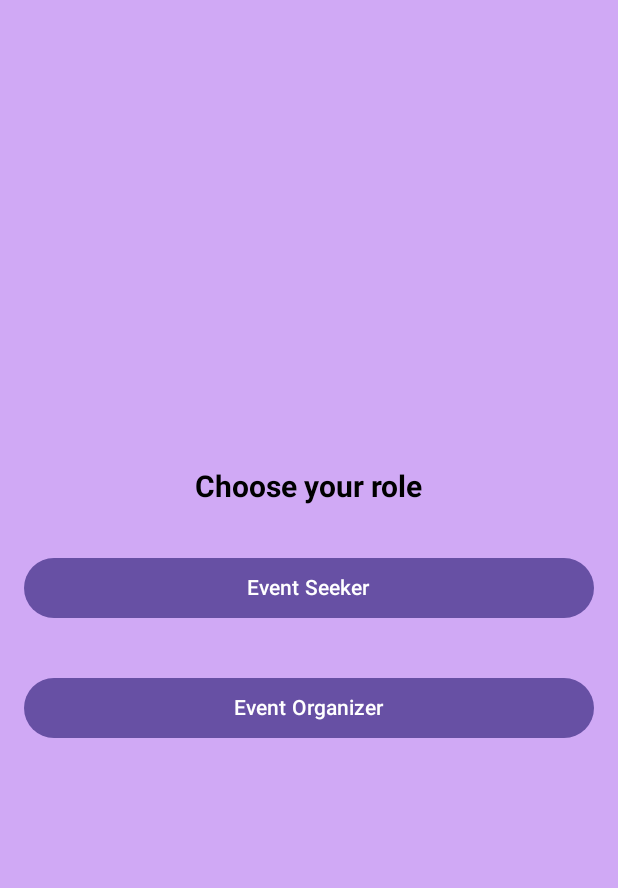
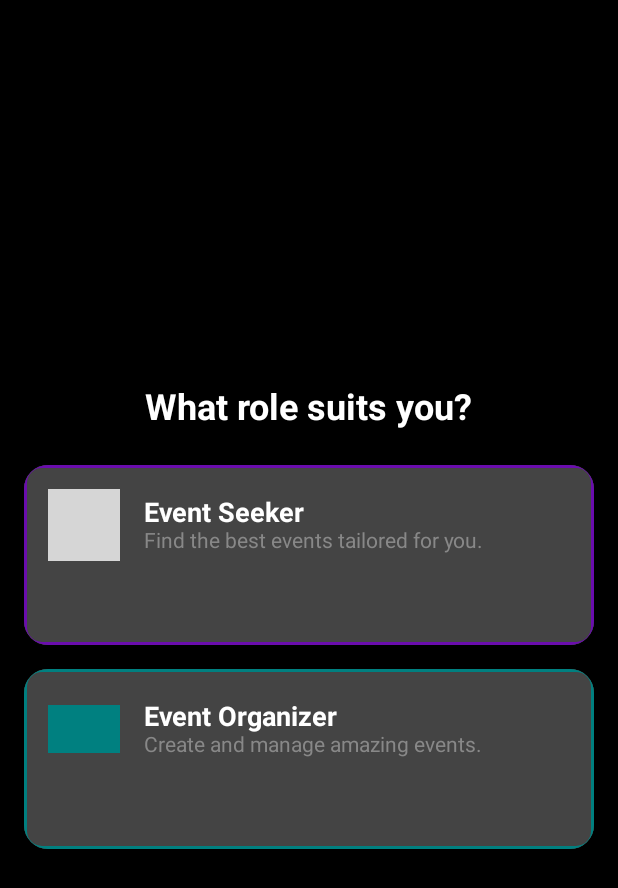
Before and after one commit to Munira12345/MazeConnect_, an Android app built with Jetpack Compose: the @Preview function PreviewEventRoleScreen, on a phone screen of 412 x 824 dp. Shown: the top 888 px of the screen. Run offline under Robolectric (Android 15) with nearby library versions, the light colour scheme and no system bars; our stand-ins replace Firebase (no records; nobody signed in at launch, a user with empty details on screens opened directly); grey boxes are pictures that could not be loaded.

Commit message:
improved the UI  bordered cards for the role selection screen

```diff
--- a/app/src/main/AndroidManifest.xml
+++ b/app/src/main/AndroidManifest.xml
@@ -2,8 +2,11 @@
 <manifest xmlns:android="http://schemas.android.com/apk/res/android"
     xmlns:tools="http://schemas.android.com/tools">
 
-    <uses-permission
-        android:name="android.permission.READ_MEDIA_IMAGES"/>
+    <uses-permission android:name="android.permission.READ_MEDIA_IMAGES" />
+    <uses-permission android:name="android.permission.READ_MEDIA_VIDEO" />
+    <uses-permission android:name="android.permission.READ_MEDIA_AUDIO" />
+
+
     <application
         android:allowBackup="true"
         android:dataExtractionRules="@xml/data_extraction_rules"
--- a/app/src/main/java/com/example/mazeconnect/common/EventRoleScreen.kt
+++ b/app/src/main/java/com/example/mazeconnect/common/EventRoleScreen.kt
@@ -2,28 +2,29 @@ package com.example.mazeconnect.common
 
 import android.content.Context
 import android.widget.Toast
+import androidx.compose.foundation.BorderStroke
 import androidx.compose.foundation.background
+import androidx.compose.foundation.clickable
 import androidx.compose.foundation.layout.*
+import androidx.compose.foundation.shape.RoundedCornerShape
 import androidx.compose.material3.*
 import androidx.compose.runtime.Composable
 import androidx.compose.ui.Alignment
 import androidx.compose.ui.Modifier
+import androidx.compose.ui.draw.clip
 import androidx.compose.ui.graphics.Color
-import androidx.compose.ui.tooling.preview.Preview
-import androidx.compose.ui.unit.dp
-import androidx.compose.ui.platform.LocalContext
+import androidx.compose.ui.res.painterResource
 import androidx.compose.ui.text.TextStyle
 import androidx.compose.ui.text.font.FontWeight
+import androidx.compose.ui.unit.dp
 import androidx.compose.ui.unit.sp
 import androidx.navigation.NavHostController
+import androidx.compose.ui.platform.LocalContext
+import androidx.compose.ui.tooling.preview.Preview
+import androidx.navigation.compose.rememberNavController
+import com.example.mazeconnect.R
 import com.google.firebase.auth.FirebaseAuth
 import com.google.firebase.firestore.FirebaseFirestore
-import com.example.mazeconnect.ui.theme.MazeConnectTheme
-//import androidx.compose.ui.tooling.preview.PreviewParameter
-//import androidx.compose.ui.res.fontResource
-import androidx.navigation.compose.rememberNavController
-//import com.google.firebase.auth.FirebaseAuthException
-import androidx.compose.runtime.*
 import com.example.mazeconnect.SharedPrefsUtils
 
 @Composable
@@ -35,7 +36,8 @@ fun EventRoleScreen(navController: NavHostController) {
     Box(
         modifier = Modifier
             .fillMaxSize()
-            .background(Color(0xFFD0A9F5)) // Light Purple Color
+            .background(Color.Black)
+            .padding(16.dp)
     ) {
         Column(
             horizontalAlignment = Alignment.CenterHorizontally,
@@ -43,35 +45,69 @@ fun EventRoleScreen(navController: NavHostController) {
             modifier = Modifier.fillMaxSize()
         ) {
             Text(
-                text = "Choose your role",
+                text = "What role suits you?",
                 style = TextStyle(
                     fontWeight = FontWeight.Bold,
-                    color = Color.Black,
-                    fontSize = 20.sp
+                    color = Color.White,
+                    fontSize = 24.sp
                 ),
-                modifier = Modifier.padding(bottom = 16.dp)
+                modifier = Modifier.padding(bottom = 24.dp)
             )
 
-            Button(
+            RoleCard(
+                title = "Event Seeker",
+                description = "Find the best events tailored for you.",
+                icon = R.drawable.upcomingevents,
+                borderColor = Color(0xFF6A0DAD),
                 onClick = {
                     saveRoleAndNavigate("EventSeeker", userId, db, context, navController)
-                },
-                modifier = Modifier
-                    .fillMaxWidth()
-                    .padding(16.dp)
-            ) {
-                Text("Event Seeker")
-            }
+                }
+            )
 
-            Button(
+            Spacer(modifier = Modifier.height(16.dp))
+
+            RoleCard(
+                title = "Event Organizer",
+                description = "Create and manage amazing events.",
+                icon = R.drawable.pastevents,
+                borderColor = Color(0xFF008080),
                 onClick = {
                     saveRoleAndNavigate("EventOrganizer", userId, db, context, navController)
-                },
-                modifier = Modifier
-                    .fillMaxWidth()
-                    .padding(16.dp)
-            ) {
-                Text("Event Organizer")
+                }
+            )
+        }
+    }
+}
+
+@Composable
+fun RoleCard(title: String, description: String, icon: Int, borderColor: Color, onClick: () -> Unit) {
+    Card(
+        modifier = Modifier
+            .fillMaxWidth()
+            .height(120.dp)
+            .clip(RoundedCornerShape(16.dp))
+            .clickable(onClick = onClick)
+            .background(Color.DarkGray),
+        colors = CardDefaults.cardColors(containerColor = Color.DarkGray),
+        border = BorderStroke(2.dp, borderColor)
+
+    ) {
+        Row(
+            verticalAlignment = Alignment.CenterVertically,
+            modifier = Modifier.padding(16.dp)
+        ) {
+            Icon(
+                painter = painterResource(id = icon),
+                contentDescription = null,
+                tint = borderColor,
+                modifier = Modifier.size(48.dp)
+            )
+
+            Spacer(modifier = Modifier.width(16.dp))
+
+            Column {
+                Text(text = title, color = Color.White, fontSize = 18.sp, fontWeight = FontWeight.Bold)
+                Text(text = description, color = Color.Gray, fontSize = 14.sp)
             }
         }
     }
@@ -85,18 +121,14 @@ fun saveRoleAndNavigate(
     navController: NavHostController
 ) {
     if (userId != null) {
-        // Save role to Firestore
         db.collection("users").document(userId)
             .set(mapOf("role" to role))
             .addOnSuccessListener {
-                // Cached roles locally
                 SharedPrefsUtils.saveRole(context, role)
-                // Navigate to appropriate screen
                 val destination = if (role == "EventSeeker") "event_seeker_home" else "event_organizer_home"
                 navController.navigate(destination) {
                     popUpTo("event_roles") { inclusive = true }
                 }
-
             }
             .addOnFailureListener {
                 Toast.makeText(context, "Error saving role: ${it.message}", Toast.LENGTH_SHORT).show()
@@ -104,13 +136,11 @@ fun saveRoleAndNavigate(
     } else {
         Toast.makeText(context, "User not authenticated!", Toast.LENGTH_SHORT).show()
     }
-
 }
 
 @Preview(showBackground = true)
 @Composable
 fun PreviewEventRoleScreen() {
-    MazeConnectTheme {
-        val navController = rememberNavController()
-        EventRoleScreen(navController)
-    }}
+    val navController = rememberNavController()
+    EventRoleScreen(navController)
+}
```
